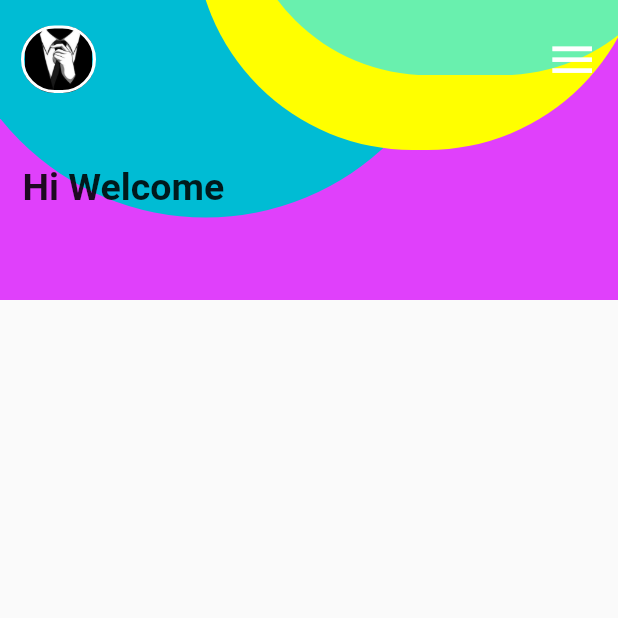
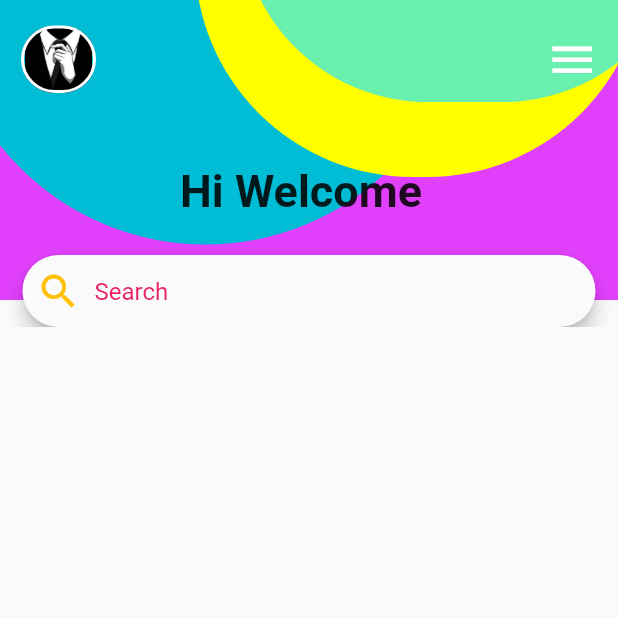
Before and after one commit to Thisuru/Flutter-Tutorial-Workplace, a Flutter app: the screen it shows after launch, on a phone screen of 412 x 824 dp, the top half of it. Run offline on Flutter 3.47's test engine with Material 2 defaults, Android fonts, the phone set to English and light mode, and no system bars.

Commit message:
Search Bar added (EdgeInsets Class)

```diff
--- a/shopping_app/lib/main.dart
+++ b/shopping_app/lib/main.dart
@@ -109,16 +109,38 @@ class _MyHomePageState extends State<MyHomePage>{
                       ),
                       SizedBox(height: 45.0,),
                       Padding(
-                        padding: EdgeInsets.only(left: 15.0),
+                        padding: EdgeInsets.only(left: 120.0),
                         child: Text(
                           'Hi Welcome',
                           style: TextStyle(
-                            fontSize: 25.0,
+                            fontSize: 30.0,
                             fontWeight: FontWeight.bold,
                           ),
                         ),
                       ),
-//
+                      SizedBox(height: 25.0),
+                      Padding(
+                        padding: EdgeInsets.only(left: 15.0, right: 15.0),
+                        child: Material(
+                          elevation: 5.0,
+                          borderRadius: BorderRadius.circular(25),
+                          child: TextFormField(
+                            decoration: InputDecoration(
+                              border: InputBorder.none,
+                              prefixIcon: Icon(
+                                Icons.search,
+                                color: Colors.amber,
+                                size: 30.0,
+                              ),
+                              contentPadding: EdgeInsets.only(left: 20, top: 15, bottom: 10),
+                              hintText: 'Search',
+                              hintStyle: TextStyle(
+                                color: Colors.pink
+                              )
+                            ),
+                          ),
+                        )
+                      )
                     ],
                   )
                 ],
```
